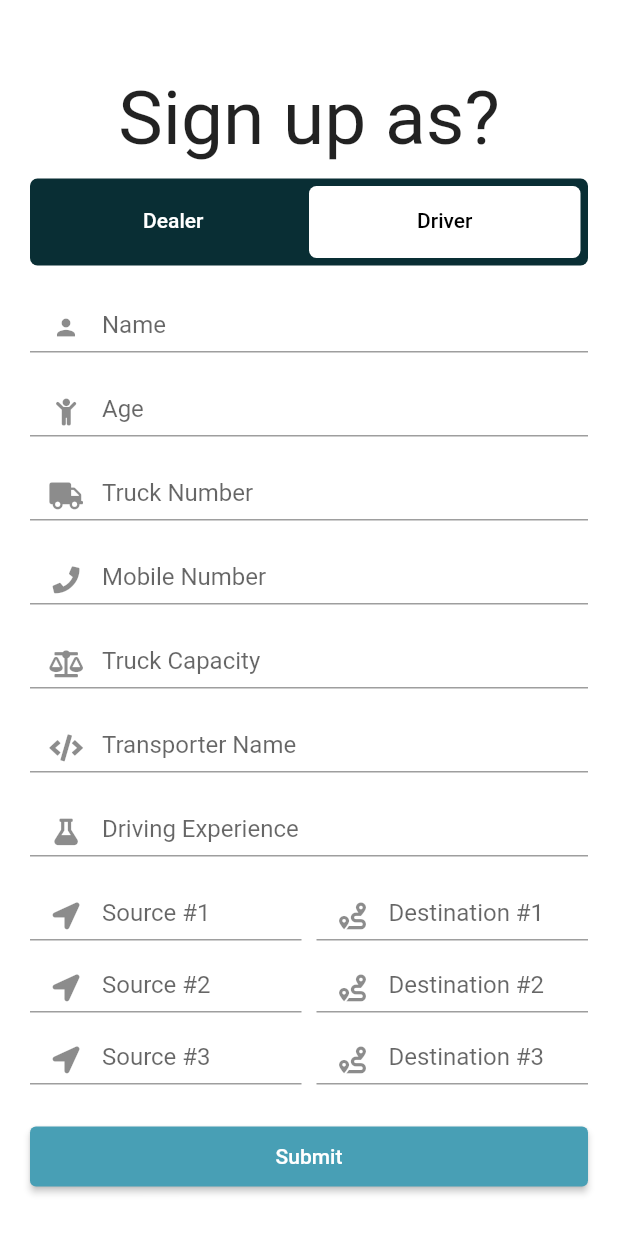
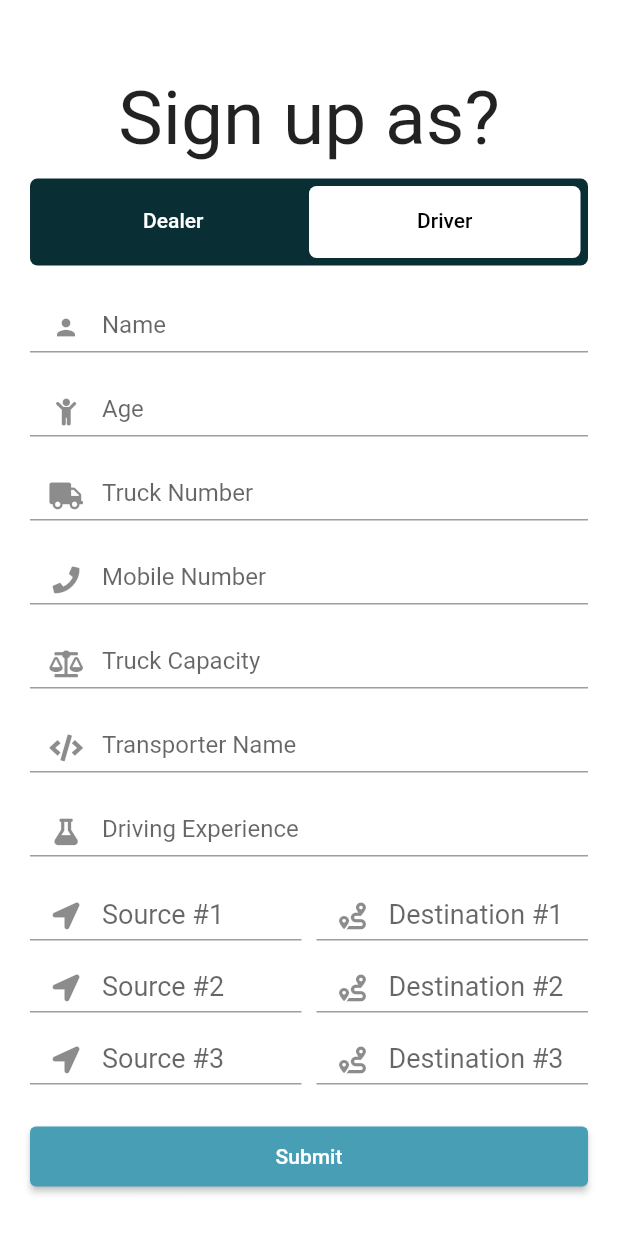
Before and after one commit to rhutikcodes/Chalak-App, a Flutter app: the SignUpScreen screen opened directly with empty values, tab 2 chosen, on a phone screen of 412 x 824 dp. Shown: the top 1233 px of the screen. Run offline on Flutter 3.47's test engine with Material 2 defaults, Android fonts, the phone set to English and light mode, and no system bars; drawn by our look-alikes of searchfield; our stand-ins replace bloc, cloud_firestore, dartz, firebase_auth, firebase_core, flutter_bloc and 5 more; missing offline and left inert: cloud_firestore_web, firebase_auth_web, firebase_core_web; accounts and stored records are empty.

Commit message:
TASK: add searchfield for selecting city in signup form

```diff
--- a/lib/presentation/auth/sign_up_screen.dart
+++ b/lib/presentation/auth/sign_up_screen.dart
@@ -32,8 +32,7 @@ class _SignUpScreenState extends State<SignUpScreen>
   Widget build(BuildContext context) {
     return Scaffold(
       backgroundColor: Colors.white,
-      body: SingleChildScrollView(
-        child: Column(
+      body: Column(
         children: [
           const SizedBox(height: 50),
           const Text(
@@ -76,8 +75,7 @@ class _SignUpScreenState extends State<SignUpScreen>
               ),
             ),
           ),
-            SizedBox(
-              height: MediaQuery.of(context).size.height,
+          Expanded(
             child: TabBarView(
               controller: tabController,
               children: [
@@ -92,7 +90,6 @@ class _SignUpScreenState extends State<SignUpScreen>
           )
         ],
       ),
-      ),
     );
   }
 }
--- a/lib/presentation/auth/widgets/driverForm.dart
+++ b/lib/presentation/auth/widgets/driverForm.dart
@@ -1,6 +1,10 @@
+import 'package:chalak_app/core/city_state.dart';
 import 'package:chalak_app/presentation/auth/widgets/text_field_form.dart';
 import 'package:flutter/material.dart';
 import 'package:font_awesome_flutter/font_awesome_flutter.dart';
+import 'package:searchfield/searchfield.dart';
+
+typedef StringDynamicFunc = dynamic Function(String?);
 
 class DriverForm extends StatelessWidget {
   const DriverForm({Key? key}) : super(key: key);
@@ -30,7 +34,6 @@ class DriverForm extends StatelessWidget {
         TextEditingController();
     final TextEditingController routeThreeDestinationController =
         TextEditingController();
-    final TextEditingController searchController = TextEditingController();
 
     final _formKeyDriver = GlobalKey<FormState>();
 
@@ -38,6 +41,7 @@ class DriverForm extends StatelessWidget {
       padding: const EdgeInsets.symmetric(horizontal: 20, vertical: 10),
       child: Form(
         key: _formKeyDriver,
+        child: SingleChildScrollView(
           child: Column(
             crossAxisAlignment: CrossAxisAlignment.start,
             children: [
@@ -109,24 +113,24 @@ class DriverForm extends StatelessWidget {
                 destinationController: routeOneDestinationController,
                 sourceText: "Source #1",
                 destinationText: "Destination #1",
-              sourceOnTap: () {},
-              destinationOnTap: () {},
+                sourceOnTap: (x) {},
+                destinationOnTap: (x) {},
               ),
               SourceDestinationField(
-              sourceController: routeOneSourceController,
-              destinationController: routeOneDestinationController,
+                sourceController: routeTwoSourceController,
+                destinationController: routeTwoDestinationController,
                 sourceText: "Source #2",
                 destinationText: "Destination #2",
-              sourceOnTap: () {},
-              destinationOnTap: () {},
+                sourceOnTap: (x) {},
+                destinationOnTap: (x) {},
               ),
               SourceDestinationField(
-              sourceController: routeOneSourceController,
-              destinationController: routeOneDestinationController,
+                sourceController: routeThreeSourceController,
+                destinationController: routeThreeDestinationController,
                 sourceText: "Source #3",
                 destinationText: "Destination #3",
-              sourceOnTap: () {},
-              destinationOnTap: () {},
+                sourceOnTap: (x) {},
+                destinationOnTap: (x) {},
               ),
               const SizedBox(
                 height: 24,
@@ -152,6 +156,7 @@ class DriverForm extends StatelessWidget {
             ],
           ),
         ),
+      ),
     );
   }
 }
@@ -171,18 +176,41 @@ class SourceDestinationField extends StatelessWidget {
   final TextEditingController destinationController;
   final String sourceText;
   final String destinationText;
-  final VoidCallback sourceOnTap;
-  final VoidCallback destinationOnTap;
+  final StringDynamicFunc sourceOnTap;
+  final StringDynamicFunc destinationOnTap;
   @override
   Widget build(BuildContext context) {
+    final _citiesList =
+        kCitiesList.map((city) => '${city['name']}, ${city['state']}').toList();
     return Row(
       children: [
         Expanded(
-          child: TextFieldForm(
-            hintText: sourceText,
-            textInputType: TextInputType.text,
-            iconData: FontAwesomeIcons.locationArrow,
+          child: SearchField(
+            suggestions: _citiesList,
+            textInputAction: TextInputAction.next,
+            hint: sourceText,
             controller: sourceController,
+            searchStyle: TextStyle(
+              fontSize: 18,
+              color: Colors.black.withOpacity(0.8),
+            ),
+            validator: (x) {
+              if (!_citiesList.contains(x) || x!.isEmpty) {
+                return 'Please Enter a valid City';
+              }
+              return null;
+            },
+            searchInputDecoration: const InputDecoration(
+              contentPadding: EdgeInsets.only(
+                top: 20,
+              ),
+              isDense: true,
+              prefixIcon: Padding(
+                padding: EdgeInsets.only(top: 15),
+                child: Icon(FontAwesomeIcons.locationArrow),
+              ),
+            ),
+            itemHeight: 50,
             onTap: sourceOnTap,
           ),
         ),
@@ -190,11 +218,32 @@ class SourceDestinationField extends StatelessWidget {
           width: 10,
         ),
         Expanded(
-          child: TextFieldForm(
-            hintText: destinationText,
-            textInputType: TextInputType.text,
-            iconData: FontAwesomeIcons.route,
+          child: SearchField(
+            suggestions: _citiesList,
+            textInputAction: TextInputAction.next,
+            hint: destinationText,
             controller: destinationController,
+            searchStyle: TextStyle(
+              fontSize: 18,
+              color: Colors.black.withOpacity(0.8),
+            ),
+            validator: (x) {
+              if (!_citiesList.contains(x) || x!.isEmpty) {
+                return 'Please Enter a valid City';
+              }
+              return null;
+            },
+            searchInputDecoration: const InputDecoration(
+              contentPadding: EdgeInsets.only(
+                top: 20,
+              ),
+              isDense: true,
+              prefixIcon: Padding(
+                padding: EdgeInsets.only(top: 15),
+                child: Icon(FontAwesomeIcons.route),
+              ),
+            ),
+            itemHeight: 50,
             onTap: destinationOnTap,
           ),
         ),
--- a/pubspec.yaml
+++ b/pubspec.yaml
@@ -44,6 +44,7 @@ dependencies:
   injectable: ^1.5.3
   json_annotation: ^4.4.0
   logger: ^1.1.0
+  searchfield: ^0.5.6
 
 dev_dependencies:
   build_runner: ^2.1.7
```
Also changed, not shown: lib/presentation/auth/widgets/dealerForm.dart (+31 -6 lines). Lines whose indentation alone changed are shown as unchanged.
